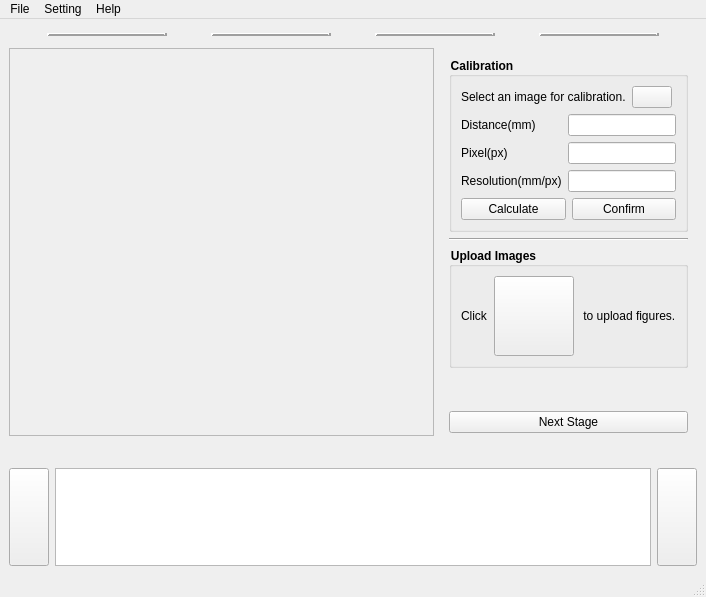
First picture: the form in src/resources/ui/main.ui, repository TUD-IMB/Crackpot, before the edit.
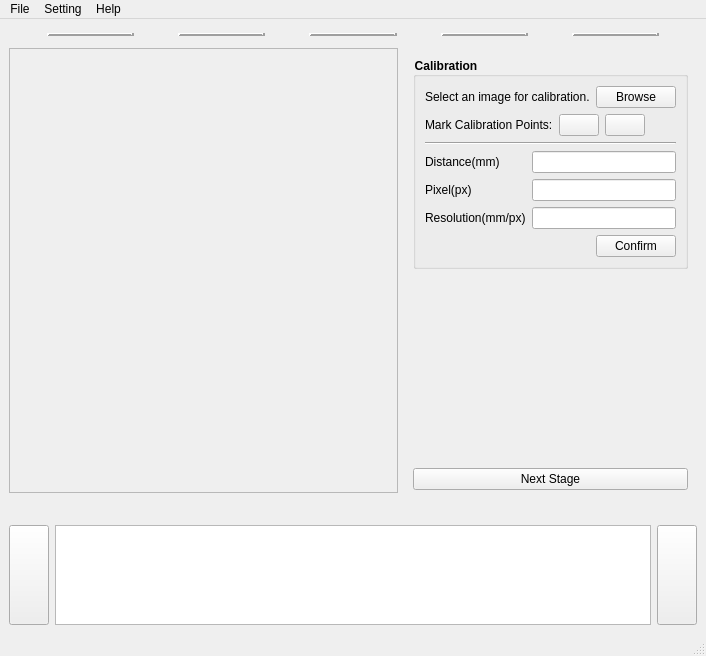
Second picture: the form after the edit. Icons and pictures are not drawn.

Commit message: Add calibration stage with manual calibration points selection.

Patch:
```diff
--- a/src/resources/ui/main.ui
+++ b/src/resources/ui/main.ui
@@ -7,7 +7,7 @@
     <x>0</x>
     <y>0</y>
     <width>706</width>
-    <height>597</height>
+    <height>656</height>
    </rect>
   </property>
   <property name="windowTitle">
@@ -34,6 +34,55 @@
         <property name="bottomMargin">
          <number>0</number>
         </property>
+        <item>
+         <widget class="QPushButton" name="calibrationProcessButton">
+          <property name="sizePolicy">
+           <sizepolicy hsizetype="Fixed" vsizetype="Fixed">
+            <horstretch>0</horstretch>
+            <verstretch>0</verstretch>
+           </sizepolicy>
+          </property>
+          <property name="styleSheet">
+           <string notr="true">QPushButton {
+    border: none; 
+    background: transparent;
+}
+QPushButton:hover {
+    background-color: lightgray;
+}
+QPushButton:pressed {
+    background-color: lightblue;
+}
+</string>
+          </property>
+          <property name="text">
+           <string/>
+          </property>
+          <property name="icon">
+           <iconset resource="../icon.qrc">
+            <normaloff>:/icons/icons/ruler.svg</normaloff>:/icons/icons/ruler.svg</iconset>
+          </property>
+          <property name="iconSize">
+           <size>
+            <width>50</width>
+            <height>50</height>
+           </size>
+          </property>
+         </widget>
+        </item>
+        <item>
+         <widget class="QFrame" name="line0">
+          <property name="frameShape">
+           <enum>QFrame::HLine</enum>
+          </property>
+          <property name="frameShadow">
+           <enum>QFrame::Raised</enum>
+          </property>
+          <property name="lineWidth">
+           <number>3</number>
+          </property>
+         </widget>
+        </item>
         <item>
          <widget class="QPushButton" name="uploadProcessButton">
           <property name="sizePolicy">
@@ -291,8 +340,8 @@
               <rect>
                <x>0</x>
                <y>0</y>
-               <width>382</width>
-               <height>332</height>
+               <width>349</width>
+               <height>326</height>
               </rect>
              </property>
              <layout class="QVBoxLayout" name="verticalLayout_13">
@@ -458,13 +507,13 @@
              <number>0</number>
             </property>
             <widget class="QWidget" name="page0">
-             <layout class="QVBoxLayout" name="verticalLayout_2">
+             <layout class="QVBoxLayout" name="verticalLayout_24">
               <item>
-               <layout class="QVBoxLayout" name="verticalLayout">
+               <layout class="QVBoxLayout" name="verticalLayout_20">
                 <item>
-                 <layout class="QVBoxLayout" name="verticalLayout_14">
+                 <layout class="QVBoxLayout" name="verticalLayout_21">
                   <item>
-                   <layout class="QHBoxLayout" name="horizontalLayout_13">
+                   <layout class="QHBoxLayout" name="horizontalLayout_21">
                     <property name="rightMargin">
                      <number>0</number>
                     </property>
@@ -474,7 +523,13 @@
                    </layout>
                   </item>
                   <item>
-                   <widget class="QGroupBox" name="groupBox_2">
+                   <widget class="QGroupBox" name="groupBox_6">
+                    <property name="minimumSize">
+                     <size>
+                      <width>0</width>
+                      <height>200</height>
+                     </size>
+                    </property>
                     <property name="styleSheet">
                      <string notr="true">QGroupBox{
     font-weight: bold;
@@ -491,7 +546,7 @@
                         <number>0</number>
                        </property>
                        <item>
-                        <widget class="QLabel" name="label_10">
+                        <widget class="QLabel" name="label_14">
                          <property name="text">
                           <string>Select an image for calibration.</string>
                          </property>
@@ -499,10 +554,53 @@
                        </item>
                        <item>
                         <widget class="QPushButton" name="caliUploadButton">
-                         <property name="toolTip">
-                          <string>Select an image with two red markers to calculate pixel distance.</string>
+                         <property name="text">
+                          <string>Browse</string>
                          </property>
+                        </widget>
+                       </item>
+                       <item>
+                        <spacer name="horizontalSpacer_7">
+                         <property name="orientation">
+                          <enum>Qt::Horizontal</enum>
+                         </property>
+                         <property name="sizeHint" stdset="0">
+                          <size>
+                           <width>40</width>
+                           <height>20</height>
+                          </size>
+                         </property>
+                        </spacer>
+                       </item>
+                      </layout>
+                     </item>
+                     <item>
+                      <layout class="QHBoxLayout" name="horizontalLayout_13">
+                       <property name="bottomMargin">
+                        <number>0</number>
+                       </property>
+                       <item>
+                        <widget class="QLabel" name="label_10">
+                         <property name="sizePolicy">
+                          <sizepolicy hsizetype="Preferred" vsizetype="Preferred">
+                           <horstretch>0</horstretch>
+                           <verstretch>0</verstretch>
+                          </sizepolicy>
+                         </property>
                          <property name="text">
+                          <string>Mark Calibration Points:</string>
+                         </property>
+                        </widget>
+                       </item>
+                       <item>
+                        <widget class="QPushButton" name="clickAddButton">
+                         <property name="sizePolicy">
+                          <sizepolicy hsizetype="Fixed" vsizetype="Fixed">
+                           <horstretch>0</horstretch>
+                           <verstretch>0</verstretch>
+                          </sizepolicy>
+                         </property>
+                         <property name="text">
                           <string/>
                          </property>
                          <property name="icon">
@@ -511,10 +609,45 @@
                          </property>
                          <property name="iconSize">
                           <size>
-                           <width>30</width>
-                           <height>30</height>
+                           <width>40</width>
+                           <height>40</height>
                           </size>
                          </property>
+                         <property name="checkable">
+                          <bool>true</bool>
+                         </property>
+                         <attribute name="buttonGroup">
+                          <string notr="true">caliButtonGroup</string>
+                         </attribute>
+                        </widget>
+                       </item>
+                       <item>
+                        <widget class="QPushButton" name="clickDeleteButton">
+                         <property name="sizePolicy">
+                          <sizepolicy hsizetype="Fixed" vsizetype="Fixed">
+                           <horstretch>0</horstretch>
+                           <verstretch>0</verstretch>
+                          </sizepolicy>
+                         </property>
+                         <property name="text">
+                          <string/>
+                         </property>
+                         <property name="icon">
+                          <iconset resource="../icon.qrc">
+                           <normaloff>:/icons/icons/calidelete.svg</normaloff>:/icons/icons/calidelete.svg</iconset>
+                         </property>
+                         <property name="iconSize">
+                          <size>
+                           <width>40</width>
+                           <height>40</height>
+                          </size>
+                         </property>
+                         <property name="checkable">
+                          <bool>true</bool>
+                         </property>
+                         <attribute name="buttonGroup">
+                          <string notr="true">caliButtonGroup</string>
+                         </attribute>
                         </widget>
                        </item>
                        <item>
@@ -533,7 +666,14 @@
                       </layout>
                      </item>
                      <item>
-                      <layout class="QFormLayout" name="formLayout">
+                      <widget class="Line" name="line">
+                       <property name="orientation">
+                        <enum>Qt::Horizontal</enum>
+                       </property>
+                      </widget>
+                     </item>
+                     <item>
+                      <layout class="QFormLayout" name="formLayout_2">
                        <property name="bottomMargin">
                         <number>0</number>
                        </property>
@@ -575,11 +715,17 @@
                         <number>0</number>
                        </property>
                        <item>
-                        <widget class="QPushButton" name="calculateButton">
-                         <property name="text">
-                          <string>Calculate</string>
+                        <spacer name="horizontalSpacer_9">
+                         <property name="orientation">
+                          <enum>Qt::Horizontal</enum>
                          </property>
-                        </widget>
+                         <property name="sizeHint" stdset="0">
+                          <size>
+                           <width>40</width>
+                           <height>20</height>
+                          </size>
+                         </property>
+                        </spacer>
                        </item>
                        <item>
                         <widget class="QPushButton" name="confirmButton">
@@ -593,17 +739,51 @@
                     </layout>
                    </widget>
                   </item>
+                 </layout>
+                </item>
+                <item>
+                 <spacer name="verticalSpacer_6">
+                  <property name="orientation">
+                   <enum>Qt::Vertical</enum>
+                  </property>
+                  <property name="sizeHint" stdset="0">
+                   <size>
+                    <width>20</width>
+                    <height>40</height>
+                   </size>
+                  </property>
+                 </spacer>
+                </item>
+                <item>
+                 <layout class="QHBoxLayout" name="horizontalLayout_25">
+                  <property name="bottomMargin">
+                   <number>0</number>
+                  </property>
                   <item>
-                   <widget class="Line" name="line">
-                    <property name="orientation">
-                     <enum>Qt::Horizontal</enum>
+                   <widget class="QPushButton" name="nextButton0">
+                    <property name="text">
+                     <string>Next Stage</string>
                     </property>
                    </widget>
                   </item>
                  </layout>
                 </item>
+               </layout>
+              </item>
+             </layout>
+            </widget>
+            <widget class="QWidget" name="page1">
+             <layout class="QVBoxLayout" name="verticalLayout_2">
+              <item>
+               <layout class="QVBoxLayout" name="verticalLayout">
                 <item>
                  <widget class="QGroupBox" name="groupBox_3">
+                  <property name="minimumSize">
+                   <size>
+                    <width>0</width>
+                    <height>100</height>
+                   </size>
+                  </property>
                   <property name="styleSheet">
                    <string notr="true">QGroupBox{
     font-weight: bold;
@@ -692,7 +872,7 @@
                    <number>0</number>
                   </property>
                   <item>
-                   <widget class="QPushButton" name="nextButton0">
+                   <widget class="QPushButton" name="nextButton1">
                     <property name="text">
                      <string>Next Stage</string>
                     </property>
```
Left out of the diff: 106 changed lines with no effect on the pictures. The commit also changes 6 other files.
